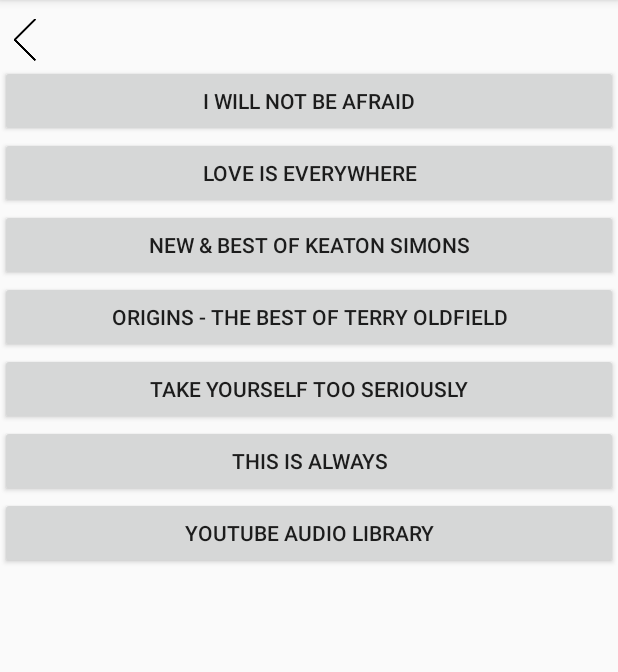
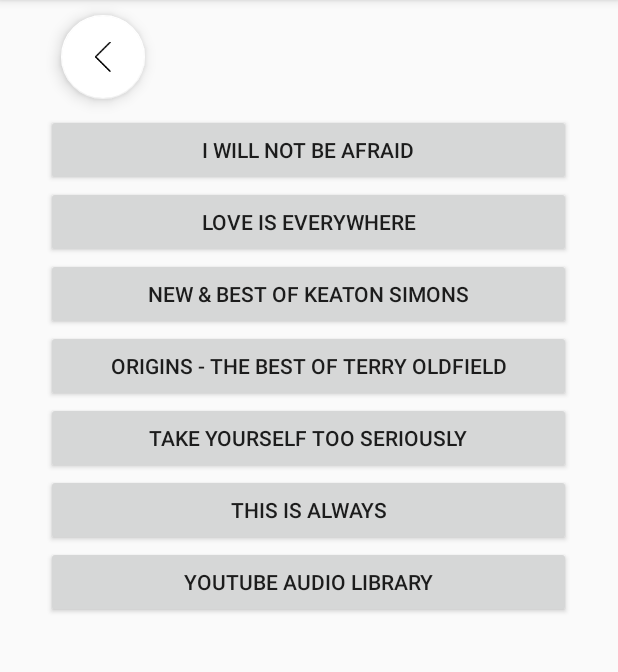
Before and after one commit to cortezpage/Flashback-Music, an Android app: the AlbumSelectionActivity screen opened directly, with no data from a screen before it, on a phone screen of 412 x 824 dp, the part 84-756 px from its top. Run offline under Robolectric (Android 15) with nearby library versions, the light colour scheme and no system bars.

Commit message:
update UIs

```diff
--- a/FlashbackMusic/app/src/main/java/com/example/cse110/flashbackmusic/MusicPlayActivity.java
+++ b/FlashbackMusic/app/src/main/java/com/example/cse110/flashbackmusic/MusicPlayActivity.java
@@ -72,7 +72,7 @@
         // Link the "previous" button with the playPreviousSong() method from the music player
         ImageButton previousButton = findViewById(R.id.button_previous);
         previousButton.getBackground().setAlpha(40);
-        if (musicPlayer.getPlayMode() == 1) { previousButton.getBackground().setAlpha(255); }
+        if (musicPlayer.getPlayMode() == 1 || musicPlayer.getPlayMode() == 2) { previousButton.getBackground().setAlpha(255); }
         previousButton.setOnClickListener(new View.OnClickListener() {
             @Override
             public void onClick(View view) {
--- a/FlashbackMusic/app/src/main/res/layout/activity_album_selection.xml
+++ b/FlashbackMusic/app/src/main/res/layout/activity_album_selection.xml
@@ -12,17 +12,21 @@
 
         <LinearLayout
             android:id="@+id/all_albums_list"
-            android:layout_width="match_parent"
+            android:layout_width="350dp"
             android:layout_height="wrap_content"
+            android:layout_gravity="center_horizontal"
             android:orientation="vertical">
 
-            <ImageButton
+            <android.support.design.widget.FloatingActionButton
                 android:id="@+id/button_exit_album_selection"
                 android:layout_width="wrap_content"
                 android:layout_height="wrap_content"
+                android:gravity="left|top"
                 android:layout_marginTop="10dp"
-                android:layout_marginEnd="80dp"
-                android:background="@drawable/back_button" />
+                android:layout_margin="10dp"
+                android:src="@drawable/back_button"
+                app:backgroundTint="#FFFFFF"
+                app:rippleColor="@android:color/white" />
 
         </LinearLayout>
 
```
Also changed, not shown: FlashbackMusic/app/src/main/res/layout/activity_song_selection.xml (+8 -4 lines).
